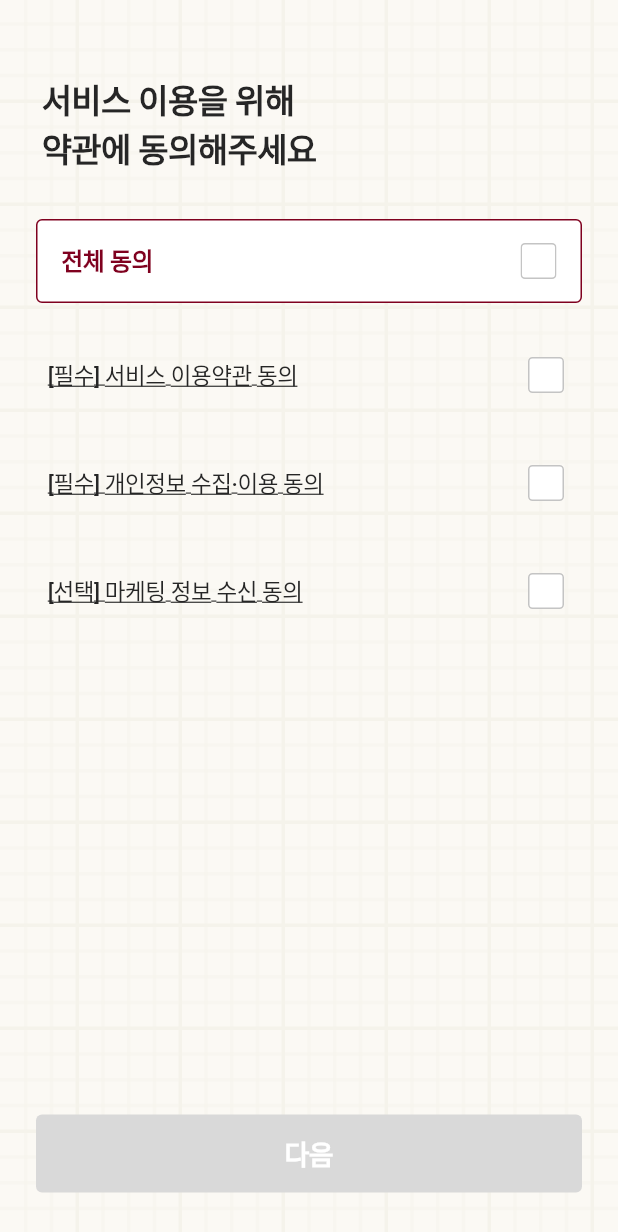
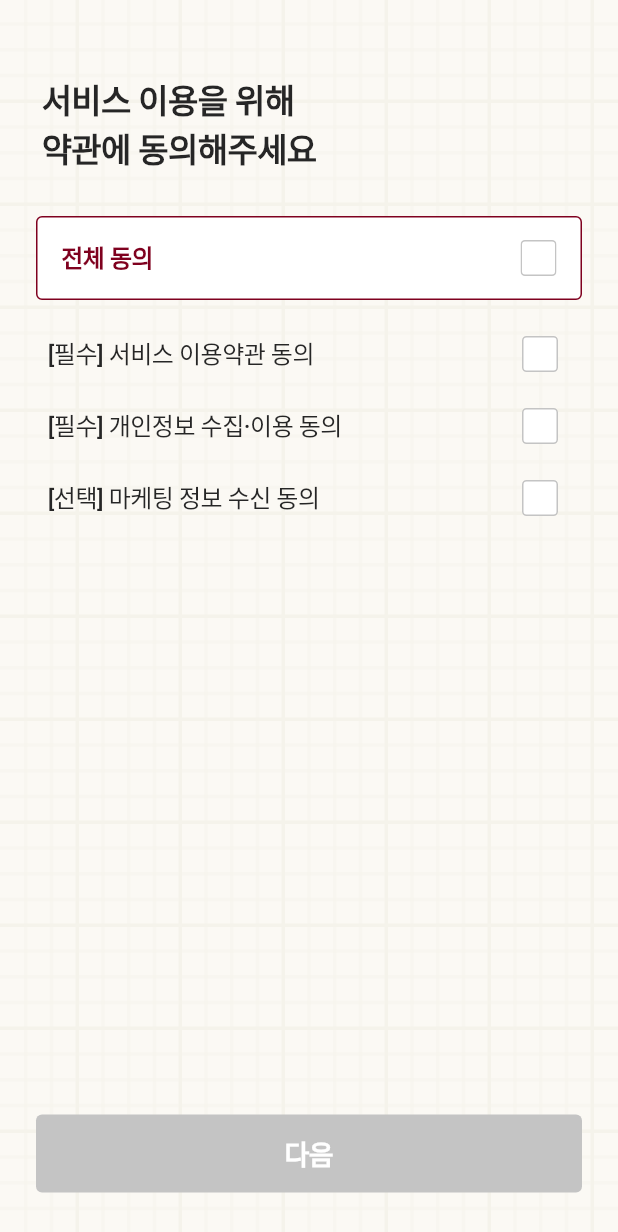
Before and after one commit to Dear-Jolly/Jolly_Mobile, a Flutter app: the TermsScreen screen opened by its route, on a phone screen of 412 x 824 dp. Shown: the top 1232 px of the screen. Run offline on Flutter 3.47's test engine with Material 3 defaults, Android fonts, the phone set to English and light mode, and no system bars; our stand-ins replace app_links, dio, flutter_riverpod, flutter_secure_storage, flutter_svg, flutter_timezone and 3 more; missing offline and left inert: flutter_web_auth_2; accounts and stored records are empty; network calls fail; Roboto replaces fonts that are missing (Pretendard).

Commit message:
fix: align consent layout and button styling with Figma

```diff
--- a/lib/core/widgets/jolly_button.dart
+++ b/lib/core/widgets/jolly_button.dart
@@ -25,9 +25,9 @@ class JollyButton extends StatelessWidget {
       child: ElevatedButton(
         onPressed: enabled ? onPressed : null,
         style: ElevatedButton.styleFrom(
-          backgroundColor: enabled ? AppColors.burgundy : AppColors.gray300,
+          backgroundColor: enabled ? AppColors.burgundy : AppColors.gray400,
           foregroundColor: AppColors.white,
-          disabledBackgroundColor: AppColors.gray300,
+          disabledBackgroundColor: AppColors.gray400,
           disabledForegroundColor: AppColors.white,
           elevation: 0,
           shape: RoundedRectangleBorder(borderRadius: BorderRadius.circular(4)),
--- a/lib/core/widgets/jolly_checkbox.dart
+++ b/lib/core/widgets/jolly_checkbox.dart
@@ -80,9 +80,8 @@ class JollyCheckbox extends StatelessWidget {
                   ),
                   child: Text(
                     label,
-                    style: AppTextTheme.body6Md15.copyWith(
+                    style: AppTextTheme.body3Md16.copyWith(
                       color: AppColors.gray900,
-                      decoration: TextDecoration.underline,
                     ),
                   ),
                 ),
@@ -95,7 +94,7 @@ class JollyCheckbox extends StatelessWidget {
             child: InkWell(
               onTap: onTap,
               child: Padding(
-                padding: const EdgeInsets.all(12),
+                padding: const EdgeInsets.fromLTRB(12, 12, 16, 12),
                 child: SvgPicture.asset(
                   isChecked
                       ? 'assets/icons/ic_checkbox_selected.svg'
@@ -120,7 +119,7 @@ class JollyCheckbox extends StatelessWidget {
               Expanded(
                 child: Text(
                   label,
-                  style: AppTextTheme.body6Md15.copyWith(
+                  style: AppTextTheme.body3Md16.copyWith(
                     color: AppColors.gray900,
                   ),
                 ),
--- a/lib/features/onboarding/view/terms_screen.dart
+++ b/lib/features/onboarding/view/terms_screen.dart
@@ -86,14 +86,14 @@ class _TermsScreenState extends ConsumerState<TermsScreen> {
                             ),
                           ),
                         ),
-                        const SizedBox(height: 30),
+                        const SizedBox(height: 28),
                         JollyCheckbox(
                           label: '전체 동의',
                           isChecked: _allAgreed,
                           onTap: _toggleAll,
                           isAllAgree: true,
                         ),
-                        const SizedBox(height: 24),
+                        const SizedBox(height: 12),
                         JollyCheckbox(
                           label: '[필수] 서비스 이용약관 동의',
                           isChecked: _termsAgreed,
@@ -103,7 +103,6 @@ class _TermsScreenState extends ConsumerState<TermsScreen> {
                             LegalDocument.serviceTerms,
                           ),
                         ),
-                        const SizedBox(height: 24),
                         JollyCheckbox(
                           label: '[필수] 개인정보 수집·이용 동의',
                           isChecked: _privacyAgreed,
@@ -113,7 +112,6 @@ class _TermsScreenState extends ConsumerState<TermsScreen> {
                             LegalDocument.privacyPolicy,
                           ),
                         ),
-                        const SizedBox(height: 24),
                         JollyCheckbox(
                           label: '[선택] 마케팅 정보 수신 동의',
                           isChecked: _marketingAgreed,
--- a/lib/features/settings/view/settings_screen.dart
+++ b/lib/features/settings/view/settings_screen.dart
@@ -146,7 +146,7 @@ class _SettingsScreenState extends ConsumerState<SettingsScreen> {
                     ],
                   ),
                 ),
-                const SizedBox(height: 64),
+                const SizedBox(height: 60),
                 Text(
                   '현재 버전 ${_appVersion ?? '-'}',
                   textAlign: TextAlign.center,
```
Also changed, not shown: 3 other files.
